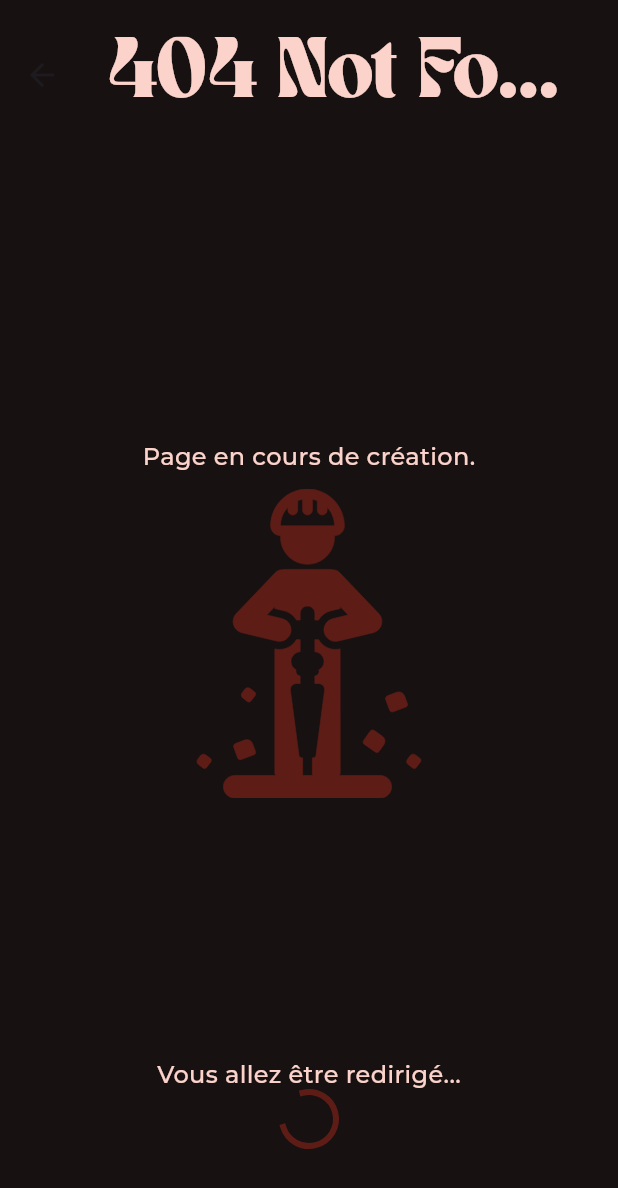
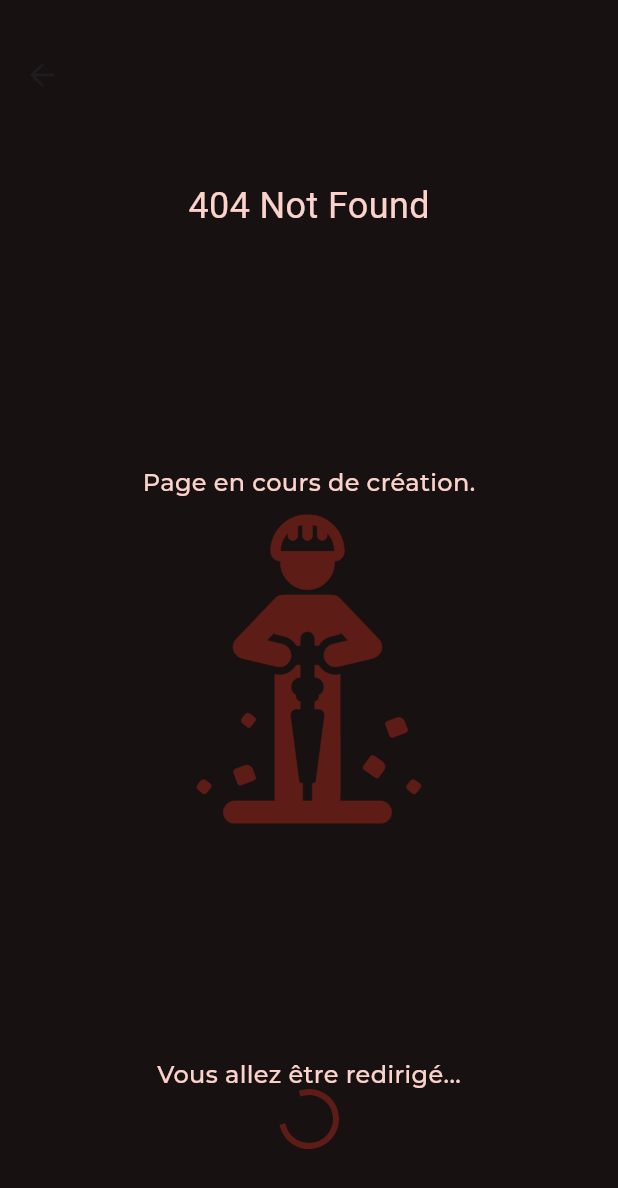
Before and after one commit to Nicolas-Dmb/MyWallet_Front, a Flutter app: the NotFoundScreen screen opened directly with empty values, on a phone screen of 412 x 824 dp. Shown: the top 1188 px of the screen. Run offline on Flutter 3.47's test engine with Material 3 defaults, Android fonts, the phone set to English and light mode, and no system bars; our stand-ins replace flutter_svg, go_router; Roboto replaces fonts that are missing (Montserrat_Title); project files that could hold a hidden picture were left out.

Commit message:
not found widget

```diff
--- a/lib/core/widgets/pages/not_found_widget.dart
+++ b/lib/core/widgets/pages/not_found_widget.dart
@@ -29,12 +29,13 @@ class _NotFoundScreenState extends State<NotFoundScreen> {
   Widget build(BuildContext context) {
     return Scaffold(
       backgroundColor: AppColors.background1,
-      appBar: CustomAppBar(title: '404 Not Found', isLeading: false),
+      appBar: CustomAppBar(title: '', isLeading: false),
       body: Center(
         child: Padding(
           padding: EdgeInsets.all(20),
           child: Column(
             children: [
+              Text("404 Not Found", style: AppTextStyles.title3),
               Spacer(),
               Text("Page en cours de création.", style: AppTextStyles.text),
               SizedBox(height: 10),
```
